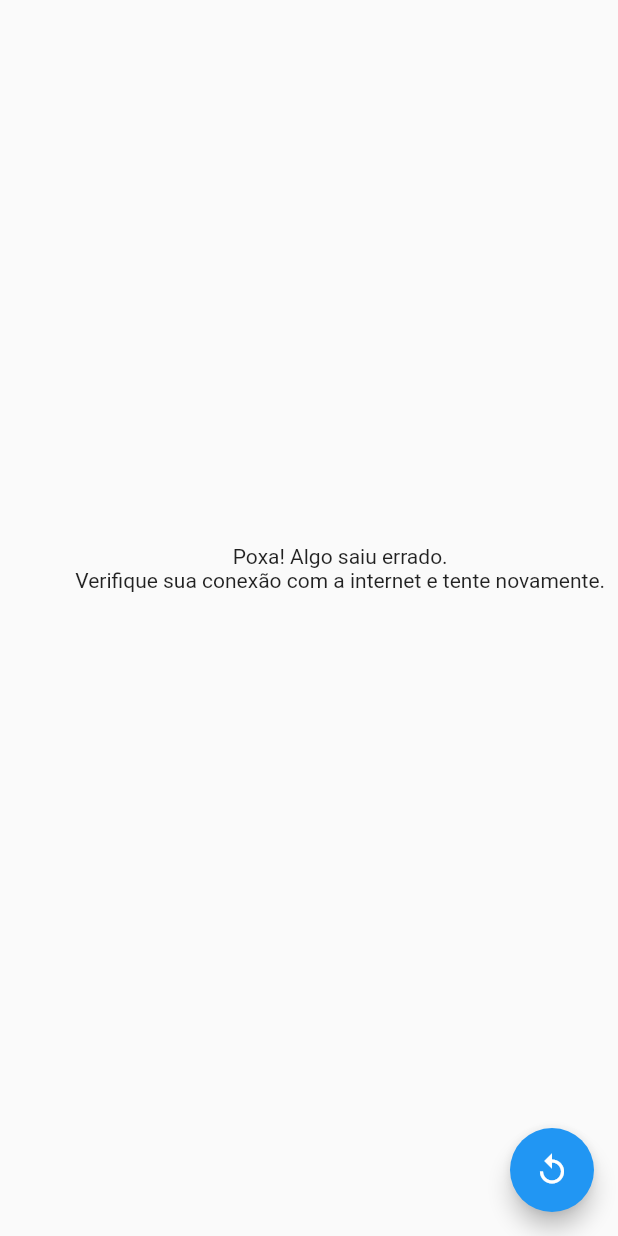
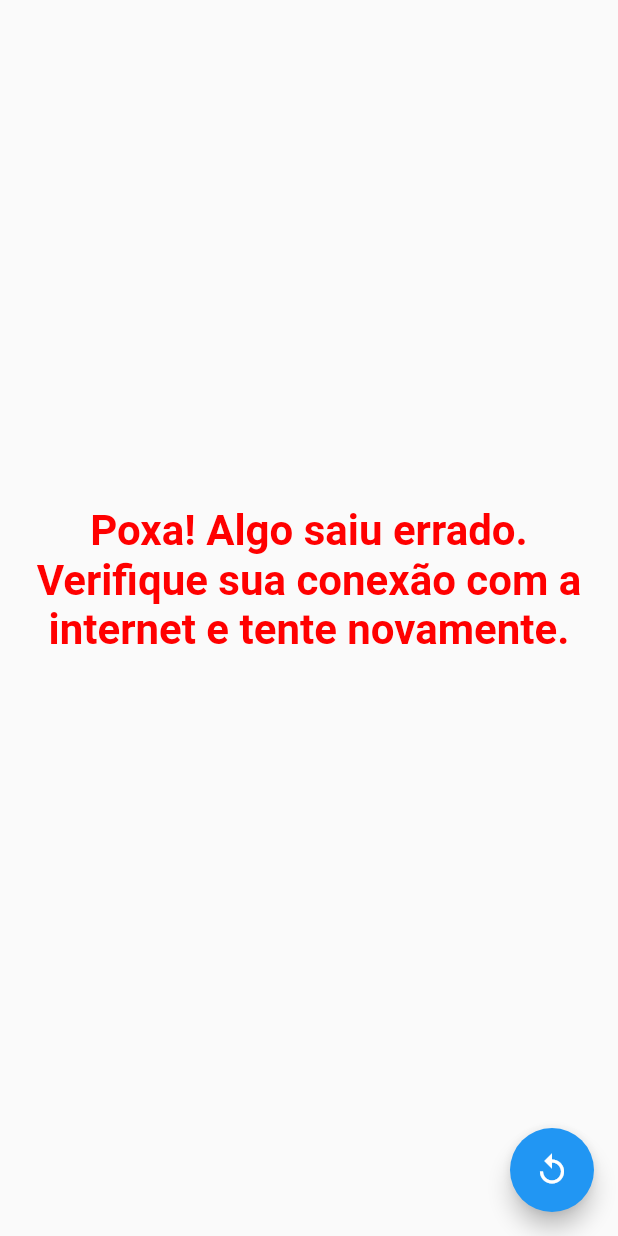
Before and after one commit to fagnerdossantos/coins, a Flutter app: the screen it shows after launch, on a phone screen of 412 x 824 dp. Run offline on Flutter 3.47's test engine with Material 2 defaults, Android fonts, the phone set to English and light mode, and no system bars; network calls fail.

Commit message:
First version
First version done.

```diff
--- a/lib/src/logic/controllers/api_call_controller.dart
+++ b/lib/src/logic/controllers/api_call_controller.dart
@@ -12,7 +12,7 @@ class APICallController {
     final controller = context.read<APIController>();
     await controller.fetch();
 
-    await Future.delayed(const Duration(seconds: 2));
+    await Future.delayed(const Duration(seconds: 1));
 
     return controller.response;
   }
--- a/lib/src/presentation/components/image/flag_image.dart
+++ b/lib/src/presentation/components/image/flag_image.dart
@@ -18,6 +18,7 @@ class FlagImage extends StatelessWidget {
           initials,
           style: const TextStyle(
             fontSize: 22,
+            fontWeight: FontWeight.bold,
           ),
         ),
 
--- a/lib/src/presentation/components/price/coin_label.dart
+++ b/lib/src/presentation/components/price/coin_label.dart
@@ -12,7 +12,8 @@ class CoinLabel extends StatelessWidget {
     return Text(
       label,
       style: const TextStyle(
-        fontSize: 23,
+        fontSize: 24,
+        fontWeight: FontWeight.bold,
       ),
     );
   }
--- a/lib/src/presentation/pages/error_page.dart
+++ b/lib/src/presentation/pages/error_page.dart
@@ -1,13 +1,17 @@
-import 'package:coins/src/logic/models/enum_pages.dart';
 import 'package:flutter/material.dart';
 
+import 'package:coins/src/logic/models/enum_pages.dart';
 import 'package:coins/src/presentation/components/button/reload_button.dart';
+import 'package:coins/utils/consts.dart';
 
 class ErrorPage extends StatelessWidget {
   const ErrorPage({super.key});
 
   @override
   Widget build(BuildContext context) {
+    // Error message
+    const String errorMessage =
+        "Poxa! Algo saiu errado.\nVerifique sua conexão com a internet e tente novamente.";
     return Scaffold(
       body: SizedBox(
         // Size
@@ -17,10 +21,12 @@ class ErrorPage extends StatelessWidget {
           mainAxisAlignment: MainAxisAlignment.center,
           children: const [
             Text(
-              """
-            Poxa! Algo saiu errado.
-            Verifique sua conexão com a internet e tente novamente.
-            """,
+              errorMessage,
+              style: TextStyle(
+                color: red,
+                fontSize: 28,
+                fontWeight: FontWeight.bold,
+              ),
               textAlign: TextAlign.center,
             ),
             SizedBox(
--- a/lib/src/presentation/pages/mobile_home_page.dart
+++ b/lib/src/presentation/pages/mobile_home_page.dart
@@ -29,9 +29,9 @@ class MobileHomePage extends StatelessWidget {
     return Scaffold(
       // App Bar
       appBar: AppBar(
-        title: const Text("AppBar"),
+        title: const Text("Cotação"),
         centerTitle: true,
-        backgroundColor: Colors.blueGrey,
+        backgroundColor: blueGrey,
       ),
 
       // App Body
```
Also changed, not shown: lib/src/api/models/api_model.dart (+21 -0 lines), lib/src/presentation/components/price/max_price.dart (+21 -11 lines), lib/src/presentation/components/price/min_price.dart (+21 -11 lines), lib/src/presentation/pages/loading_page.dart (+9 -1 lines), lib/utils/consts.dart (+3 -4 lines), pubspec.yaml (+11 -0 lines), assets/icon/icon.png (added), pubspec.lock, 33 other files.
